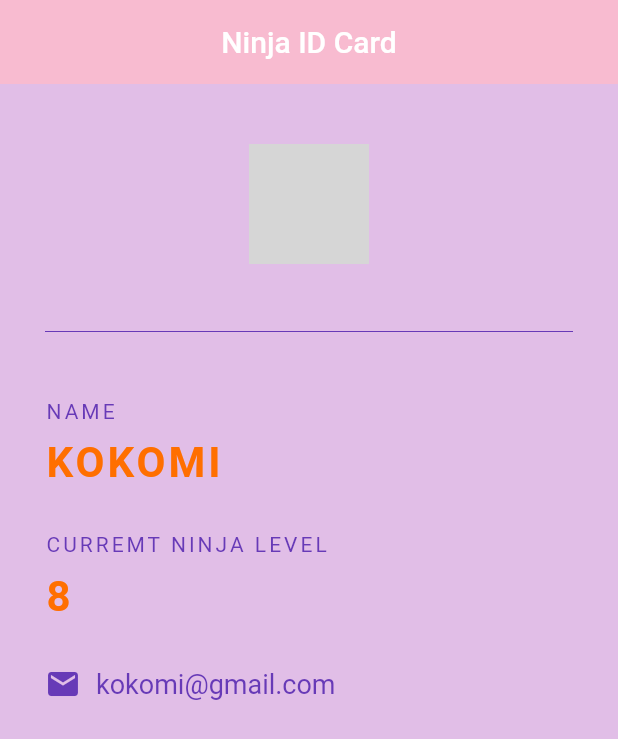
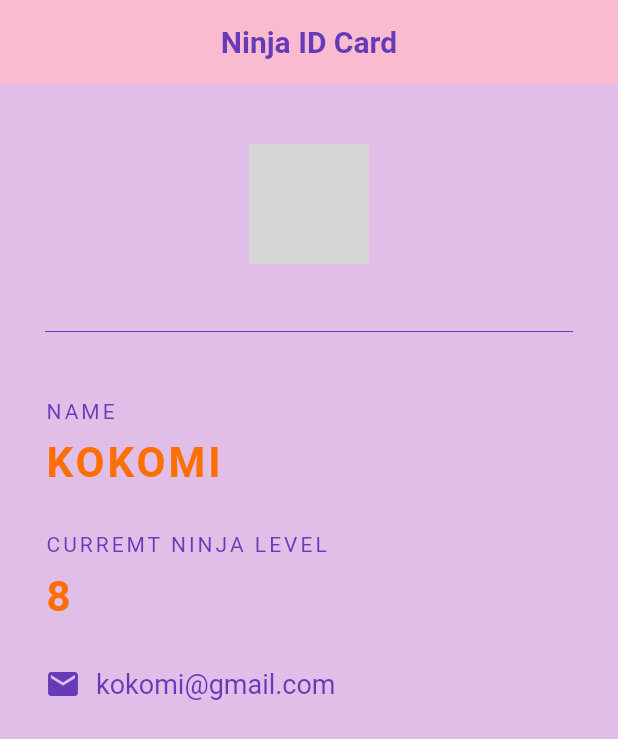
Before and after one commit to dekston/FlutterAppDk, a Flutter app: the screen it shows after launch, on a phone screen of 412 x 824 dp. Shown: the top 739 px of the screen. Run offline on Flutter 3.47's test engine with Material 2 defaults, Android fonts, the phone set to English and light mode, and no system bars; network calls fail; grey boxes are pictures that could not be loaded.

Commit message:
Header font style changing

```diff
--- a/lib/main.dart
+++ b/lib/main.dart
@@ -1,3 +1,4 @@
+import 'package:flutter/cupertino.dart';
 import 'package:flutter/material.dart';
 
 void main() {
@@ -14,7 +15,14 @@ class NinjaCard extends StatelessWidget {
     return Scaffold(
       backgroundColor: Colors.purple[100],
       appBar: AppBar(
-        title: Text('Ninja ID Card'),
+        title: Text(
+            'Ninja ID Card',
+          style:TextStyle(
+            color: Colors.deepPurple,
+            fontSize: 20.0,
+            fontWeight: FontWeight.bold,
+          )
+        ),
         backgroundColor: Colors.pink[100],
         centerTitle: true,
         elevation: 0.0,
```
